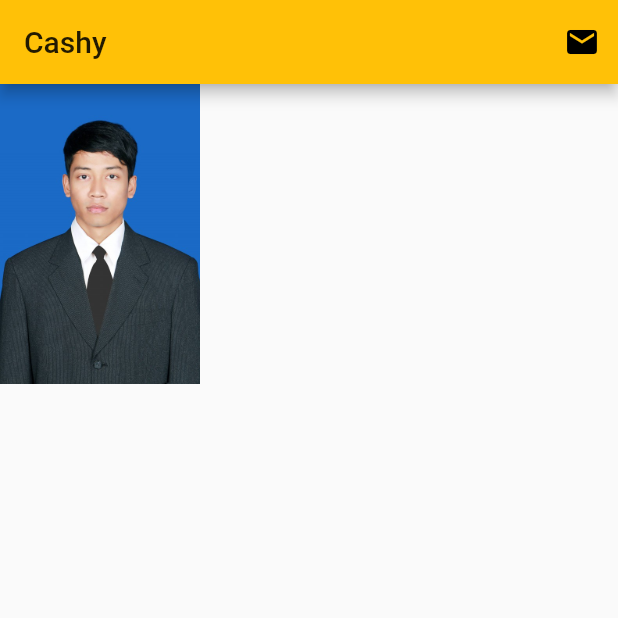
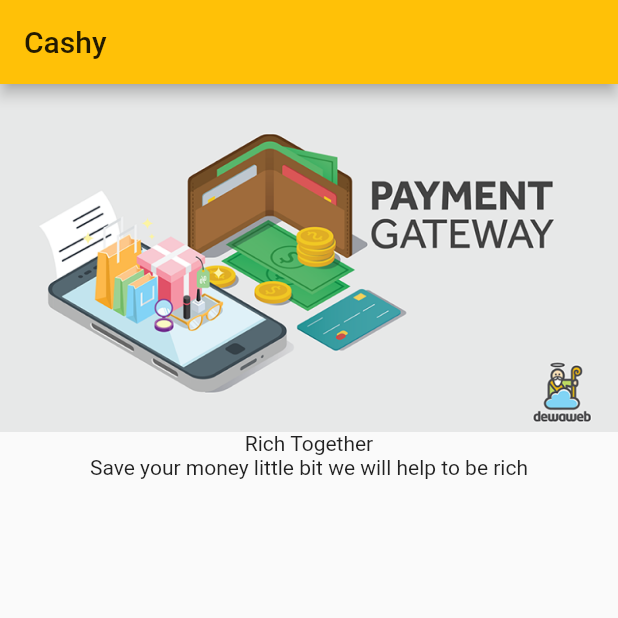
Before and after one commit to gantira/cashy_app, a Flutter app: the screen it shows after launch, on a phone screen of 412 x 824 dp, the top half of it. Run offline on Flutter 3.47's test engine with Material 2 defaults, Android fonts, the phone set to English and light mode, and no system bars.

Commit message:
Basic UI Layout

```diff
--- a/lib/main.dart
+++ b/lib/main.dart
@@ -17,15 +17,18 @@ class MyApp extends StatelessWidget {
         home: Scaffold(
             appBar: AppBar(
               title: Text("Cashy"),
-              actions: <Widget>[
-                IconButton(icon: Icon(Icons.email), onPressed: () {})
-              ],
             ),
             body: SafeArea(
-              child: Image(
-                image: AssetImage('assets/images/angga.jpg'),
-                height: 200,
+                child: Container(
+              child: Column(
+                children: <Widget>[
+                  Image(
+                    image: AssetImage('assets/images/payment.png'),
+                  ),
+                  Text("Rich Together"),
+                  Text("Save your money little bit we will help to be rich"),
+                ],
               ),
-            )));
+            ))));
   }
 }
--- a/pubspec.yaml
+++ b/pubspec.yaml
@@ -46,8 +46,7 @@ flutter:
 
   # To add assets to your application, add an assets section, like this:
   assets:
-     - assets/images/angga.jpg
-     - assets/images/ic_payment.jpg
+     - assets/images/payment.png
 
   # An image asset can refer to one or more resolution-specific "variants", see
   # https://flutter.dev/assets-and-images/#resolution-aware.
```
Also changed, not shown: assets/images/payment.png (added).
